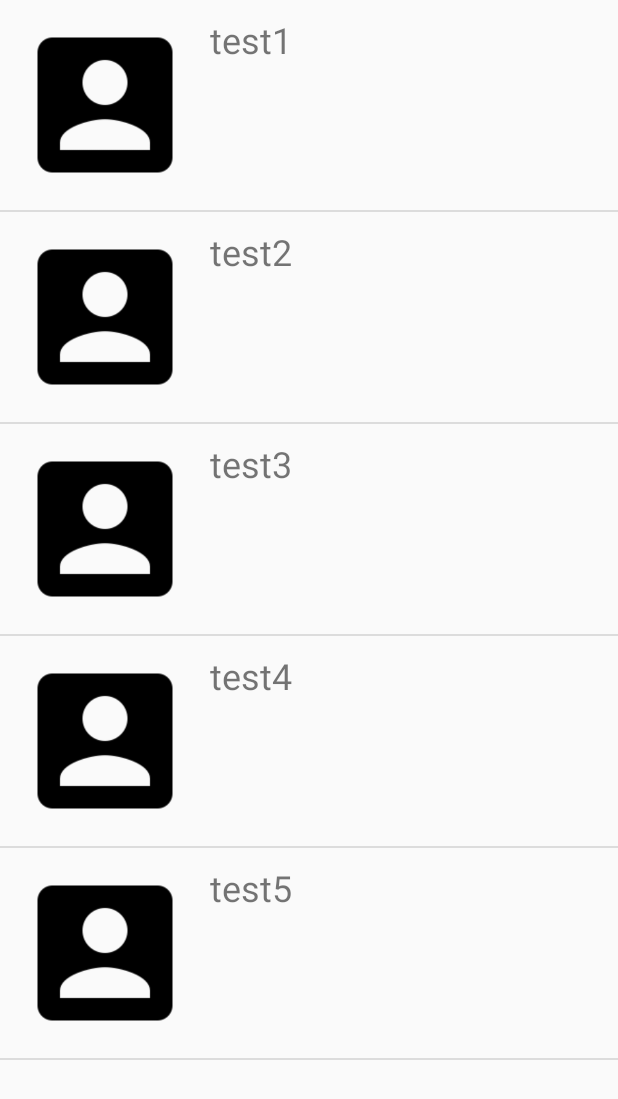
After one commit to Swiplist/Swiplist-Android, an Android app: the fragment ProfileViewFriendFragment shown on its own in the app's theme, on a phone screen of 412 x 824 dp. The commit adds this screen. Shown: the top 1099 px of the screen. Run offline under Robolectric (Android 15) with nearby library versions, the phone set to English and light mode, and no system bars.

Commit message:
Add dummy view friend list in profile
Dummy string array is used to feed into adapter for testing.
On list item clicked, intent is sent to ViewFriendActivity, which
would be replaced by ProfileActivity

--FIXME:
1. change intent receiver from ViewFriendActivity to ProfileActivity
2. generalize ProfileActivity by adding abilty to read information from
other activity through intent

```diff
--- a/base/src/main/res/values/strings.xml
+++ b/base/src/main/res/values/strings.xml
@@ -4,4 +4,5 @@
     <string name="title_activity_register">Register</string>
     <string name="title_activity_search">Search</string>
     <string name="title_activity_profile">ProfileActivity</string>
+    <string name="title_activity_view_friend">Friend</string>
 </resources>
--- /dev/null
+++ b/feature/src/main/java/com/energy0124/swiplist/feature/ProfileViewFriendFragment.kt
@@ -0,0 +1,68 @@
+package com.energy0124.swiplist.feature
+
+import android.content.Context
+import android.content.Intent
+import android.os.Bundle
+import android.support.v4.app.ListFragment
+import android.view.LayoutInflater
+import android.view.View
+import android.view.ViewGroup
+import android.widget.BaseAdapter
+import android.widget.ListView
+import android.widget.TextView
+import android.widget.Toast
+
+
+class ProfileViewFriendFragment : ListFragment() {
+    private var list : ListView? = null
+
+    override fun onCreateView(inflater: LayoutInflater, container: ViewGroup?, savedInstanceState: Bundle?): View? {
+        val view = inflater.inflate(R.layout.fragment_profile_view_friend, container, false)
+        list = view.findViewById(android.R.id.list)
+        return view
+    }
+
+    override fun onCreate(savedInstanceState: Bundle?) {
+        super.onCreate(savedInstanceState)
+        val adapter = CustomAdapter(context!!, arrayListOf("test1", "test2", "test3", "test4", "test5"))
+        listAdapter = adapter
+    }
+
+    // FIXME: change data type to friend  or other reasonable class object
+    inner class CustomAdapter(context: Context, data: ArrayList<String>) : BaseAdapter() {
+        private val mContext = context
+        private val friendList = data
+        private val inflater = LayoutInflater.from(mContext)
+
+        override fun getCount(): Int {
+            return friendList.count()
+        }
+
+        override fun getItem(position: Int): Any {
+            return friendList[position]
+        }
+
+        override fun getItemId(position: Int): Long {
+            return 0
+        }
+
+        override fun getView(position: Int, convertView: View?, parent: ViewGroup?): View {
+            var view: View? = convertView
+            if (view == null) {
+                view = inflater.inflate(R.layout.view_friend_row, null)
+            }
+
+            val friendNameTextView: TextView = view!!.findViewById(R.id.view_friend_name)
+            friendNameTextView.text = friendList[position]
+
+            view.setOnClickListener {
+                Toast.makeText(mContext, friendList[position], Toast.LENGTH_SHORT).show()
+                val intent = Intent(mContext, ViewFriendActivity::class.java)
+                // FIXME: send intent with friend's userID that can identify the user
+                intent.putExtra("userId", friendList[position])
+                startActivity(intent)
+            }
+            return view
+        }
+    }
+}
--- /dev/null
+++ b/feature/src/main/res/layout/fragment_profile_view_friend.xml
@@ -0,0 +1,12 @@
+<?xml version="1.0" encoding="utf-8"?>
+<FrameLayout xmlns:android="http://schemas.android.com/apk/res/android"
+    xmlns:tools="http://schemas.android.com/tools"
+    android:layout_width="match_parent"
+    android:layout_height="match_parent"
+    tools:context=".ProfileViewFriendFragment">
+
+    <ListView
+        android:id="@android:id/list"
+        android:layout_width="match_parent"
+        android:layout_height="match_parent" />
+</FrameLayout>
--- /dev/null
+++ b/feature/src/main/res/layout/view_friend_row.xml
@@ -0,0 +1,24 @@
+<?xml version="1.0" encoding="utf-8"?>
+<LinearLayout
+    xmlns:android="http://schemas.android.com/apk/res/android"
+    xmlns:app="http://schemas.android.com/apk/res-auto"
+    xmlns:tools="http://schemas.android.com/tools"
+    android:layout_width="match_parent"
+    android:layout_height="match_parent"
+    android:padding="10dp">
+
+    <ImageView
+        android:id="@+id/view_friend_image"
+        android:layout_width="120dp"
+        android:layout_height="120dp"
+        app:srcCompat="@drawable/ic_account_box_black_48dp"
+        />
+
+    <TextView
+        android:id="@+id/view_friend_name"
+        android:layout_width="wrap_content"
+        android:layout_height="wrap_content"
+        android:text="TextView"
+        android:layout_marginLeft="10dp"
+        android:textSize="24sp" />
+</LinearLayout>
```
Also changed, not shown: app/src/main/AndroidManifest.xml (+14 -0 lines), feature/src/main/AndroidManifest.xml (+14 -0 lines), feature/src/main/java/com/energy0124/swiplist/feature/ProfileActivity.kt (+10 -16 lines), feature/src/main/java/com/energy0124/swiplist/feature/SearchActivity.kt (+13 -0 lines), feature/src/main/java/com/energy0124/swiplist/feature/ViewFriendActivity.kt (added, +41 -0 lines), feature/src/main/res/layout/activity_view_friend.xml (added, +61 -0 lines), feature/src/main/res/values/strings.xml (+8 -0 lines).
